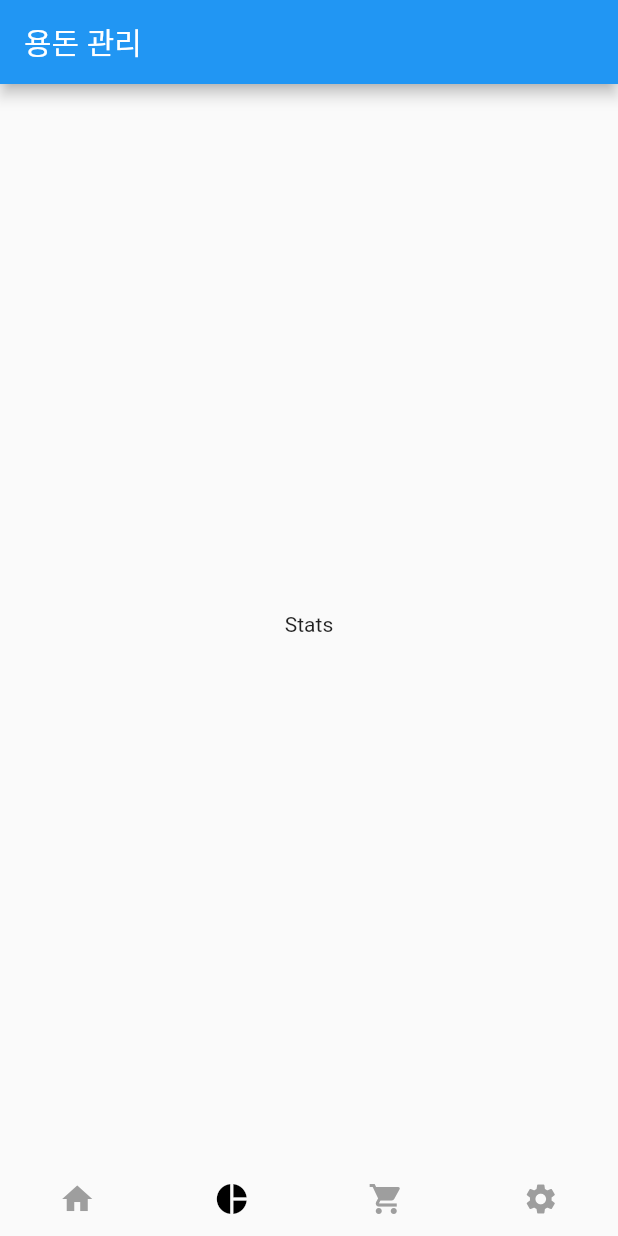
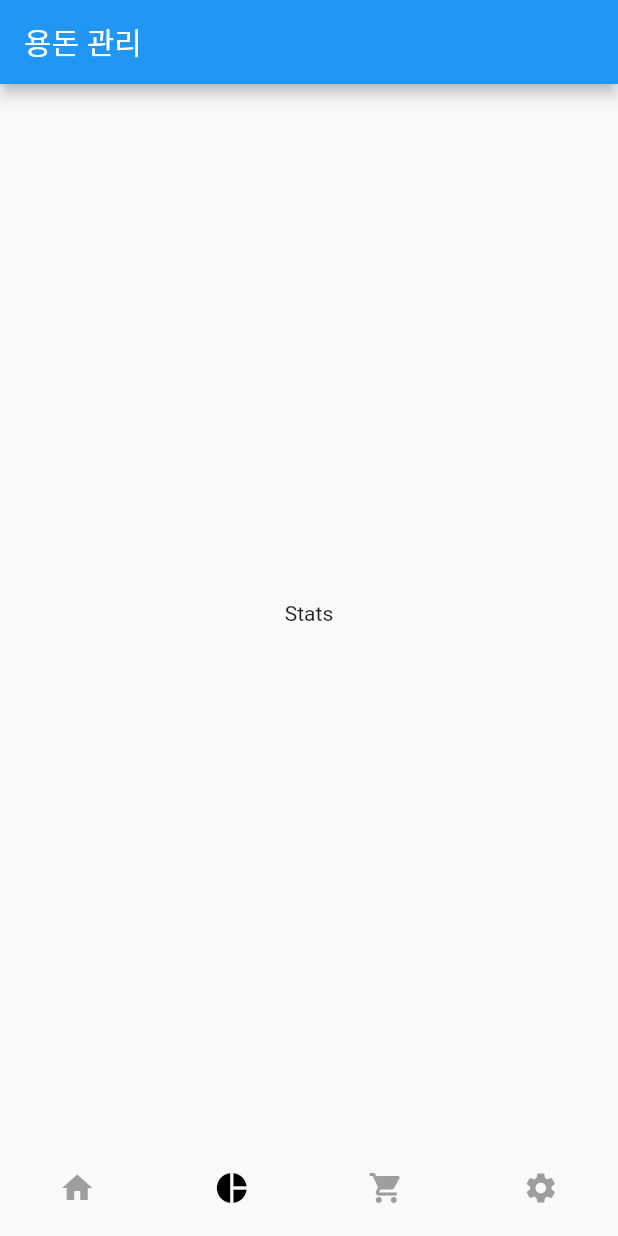
Before and after one commit to tmdeh/pocket-money-management, a Flutter app: the screen it shows after launch, on a phone screen of 412 x 824 dp. Run offline on Flutter 3.47's test engine with Material 2 defaults, Android fonts, the light colour scheme and no system bars.

Commit message:
바텀 네비게이션 아이콘 크기 변경

```diff
--- a/lib/main.dart
+++ b/lib/main.dart
@@ -16,6 +16,8 @@ final darkTheme = ThemeData(
 final lightTheme = ThemeData(
   primaryColor: Colors.black
 );
+
+const double iconHeight = 60.0;
 
 class MyApp extends StatelessWidget {
   const MyApp({super.key});
@@ -44,18 +46,23 @@ class BottomNavigator extends StatelessWidget {
   ];
 
 
+
   final List<Widget> _tabs = [
     const Tab(
-       icon: Icon(Icons.home)
+       icon: Icon(Icons.home),
+        height: iconHeight,
     ),
     const Tab(
       icon: Icon(Icons.pie_chart),
+      height: iconHeight,
     ),
     const Tab(
       icon: Icon(Icons.shopping_cart),
+      height: iconHeight,
     ),
     const Tab(
       icon: Icon(Icons.settings),
+      height: iconHeight,
     )
   ];
 
```
